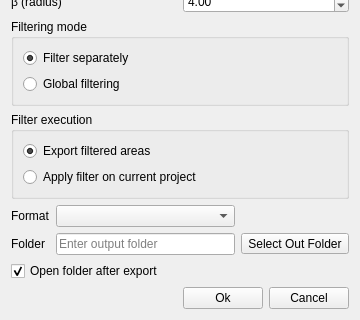
First picture: the form in src/gui/forms/DialogStatisticalOutlierFilter.ui, repository open-scan-crew/OpenScanTools, before the edit; both pictures show x 0 to 360 and y 154 to 474 of the 360 by 474 pixel window.
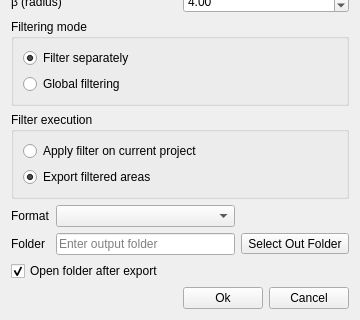
Second picture: the form after the edit. Icons and pictures are not drawn.

Commit message: Adjust filter execution UI order and disable export options in in-place mode (#712)

```diff
--- a/src/gui/forms/DialogStatisticalOutlierFilter.ui
+++ b/src/gui/forms/DialogStatisticalOutlierFilter.ui
@@ -190,6 +190,13 @@
       <string>Filter execution</string>
      </property>
      <layout class="QVBoxLayout" name="verticalLayout_executionMode">
+      <item>
+       <widget class="QRadioButton" name="radioButton_applyOnCurrentProject">
+        <property name="text">
+         <string>Apply filter on current project</string>
+        </property>
+       </widget>
+      </item>
       <item>
        <widget class="QRadioButton" name="radioButton_exportFilteredAreas">
         <property name="text">
@@ -200,13 +207,6 @@
         </property>
        </widget>
       </item>
-      <item>
-       <widget class="QRadioButton" name="radioButton_applyOnCurrentProject">
-        <property name="text">
-         <string>Apply filter on current project</string>
-        </property>
-       </widget>
-      </item>
      </layout>
     </widget>
    </item>
```
The commit also changes 5 other files.
